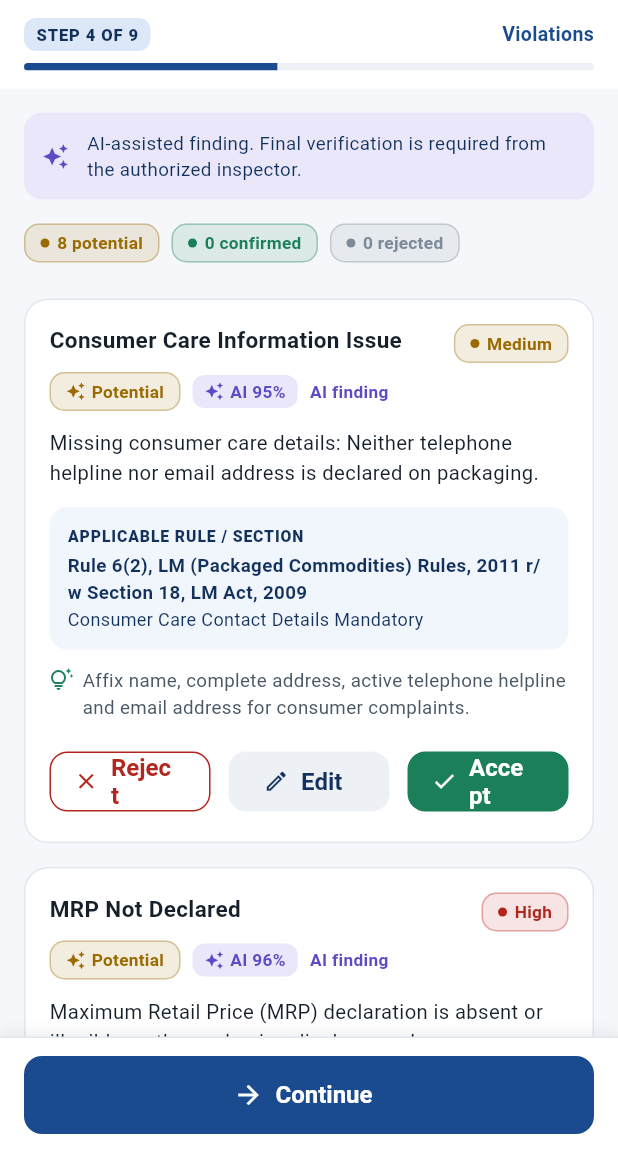
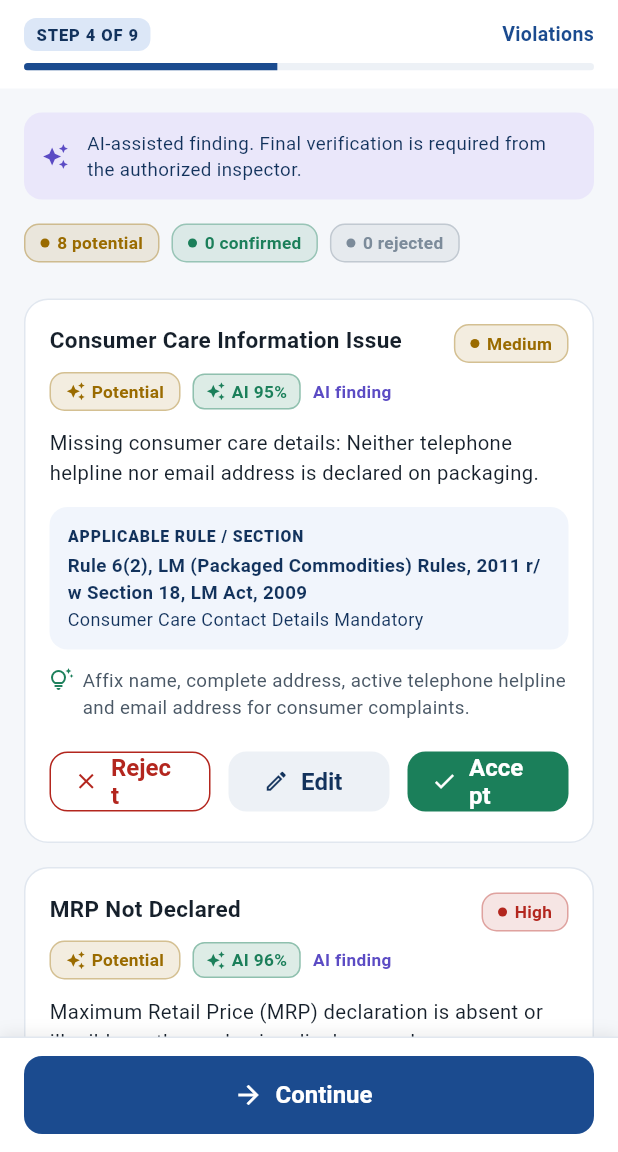
Before and after one commit to sumit21012006/Ganpati_Bappa_Morya, a Flutter app: the InspectionFlowScreen screen opened directly with empty values, swiped to page 4, on a phone screen of 412 x 824 dp, the part 84-1236 px from its top. Run offline on Flutter 3.47's test engine with Material 3 defaults, Android fonts, the light colour scheme and no system bars; our stand-ins replace camera, dio, flutter_riverpod, flutter_secure_storage, go_router, image_picker and 4 more; missing offline and left inert: google_mlkit_text_recognition; accounts and stored records are empty; network calls fail.

Commit message:
Om-Nama-Shivay

```diff
--- a/mobile_app/lib/core/widgets/common_widgets.dart
+++ b/mobile_app/lib/core/widgets/common_widgets.dart
@@ -931,20 +931,21 @@ class AIConfidenceIndicator extends StatelessWidget {
     return Container(
       padding: const EdgeInsets.symmetric(horizontal: 8, vertical: 3),
       decoration: BoxDecoration(
-        color: AppColors.aiContainer,
+        color: _color.withValues(alpha: 0.15),
         borderRadius: BorderRadius.circular(AppRadius.sm),
+        border: Border.all(color: _color.withValues(alpha: 0.4)),
       ),
       child: Row(
         mainAxisSize: MainAxisSize.min,
         children: [
-          Icon(Icons.auto_awesome, size: 13, color: AppColors.aiAccent),
+          Icon(Icons.auto_awesome, size: 13, color: _color),
           const SizedBox(width: 4),
           Text(
             'AI ${(confidence * 100).round()}%',
-            style: const TextStyle(
+            style: TextStyle(
               fontSize: 11.5,
               fontWeight: FontWeight.w700,
-              color: AppColors.aiAccent,
+              color: _color,
             ),
           ),
         ],
```
